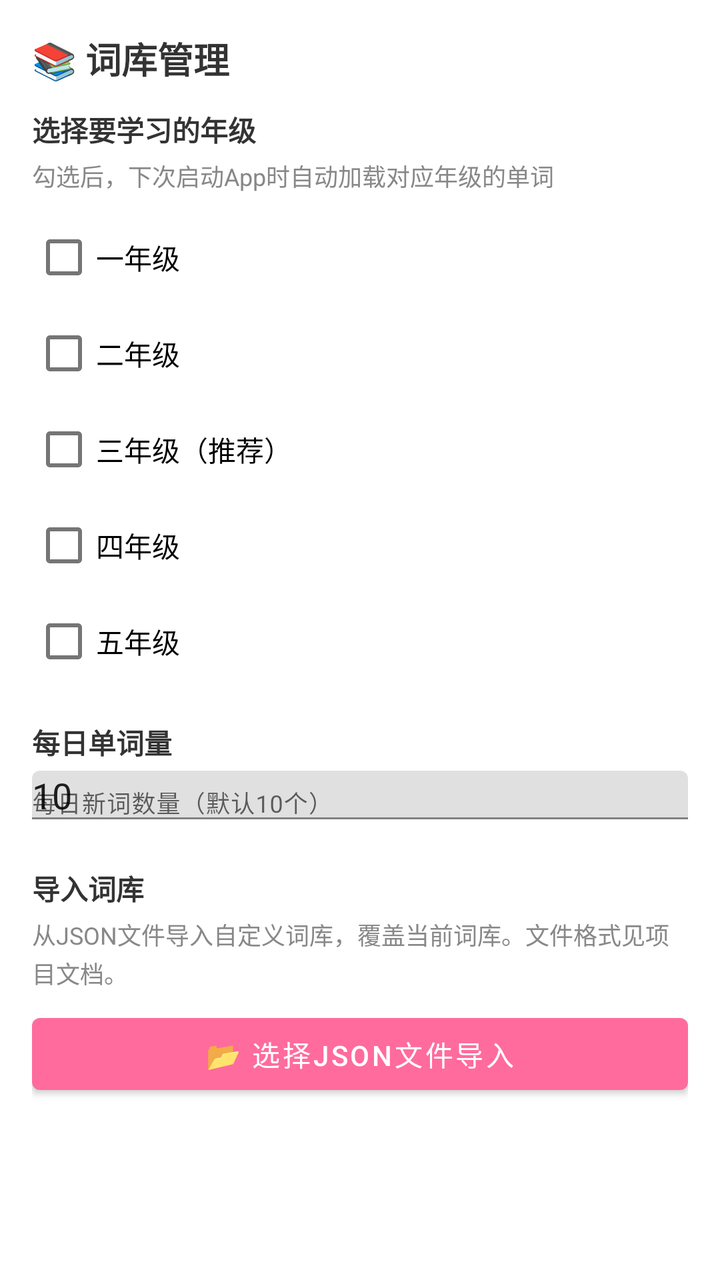
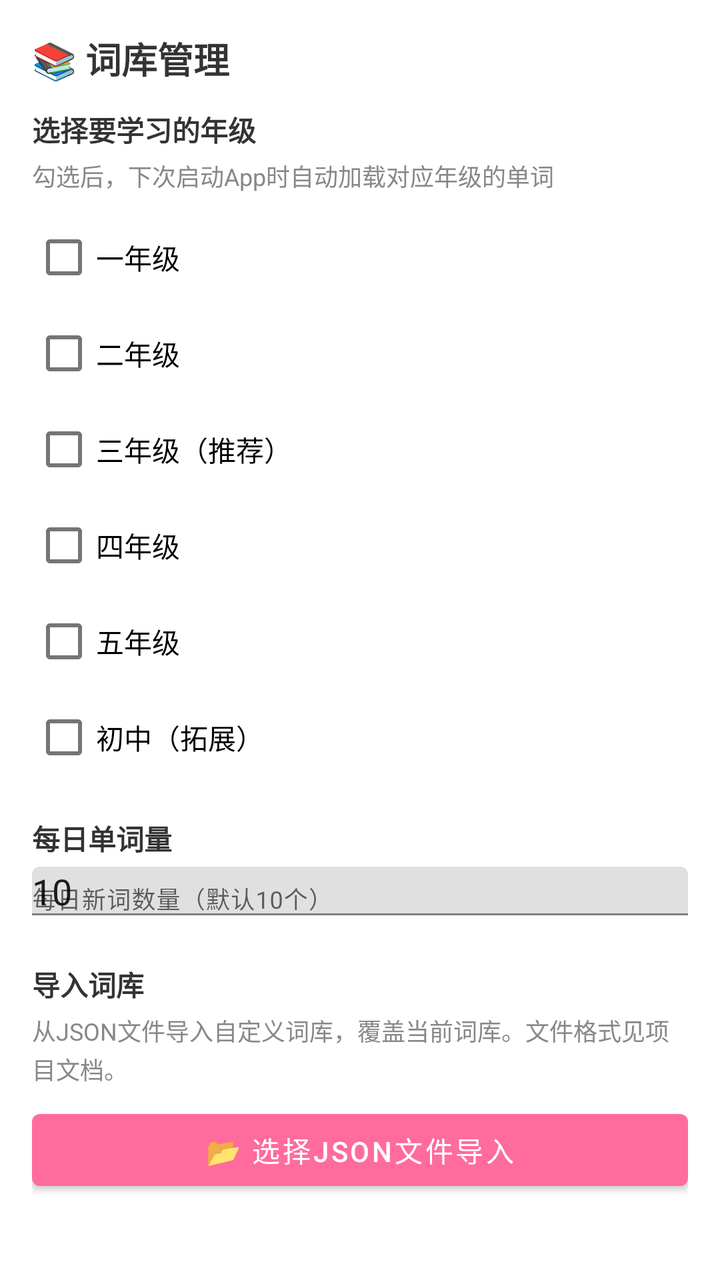

Screens rendered from an Android XML layout before and after an edit, with the pre-edit source and the edit as a unified diff.
<!-- AndroidManifest.xml: application theme Theme.HabitTracker -->
<!-- res/layout/dialog_wordbank.xml -->
<?xml version="1.0" encoding="utf-8"?>
<ScrollView xmlns:android="http://schemas.android.com/apk/res/android"
    android:layout_width="match_parent"
    android:layout_height="wrap_content">

    <LinearLayout
        android:layout_width="match_parent"
        android:layout_height="wrap_content"
        android:orientation="vertical"
        android:padding="16dp">

        <TextView
            android:layout_width="match_parent"
            android:layout_height="wrap_content"
            android:text="📚 词库管理"
            android:textSize="18sp"
            android:textStyle="bold"
            android:textColor="@color/text_primary"
            android:layout_marginBottom="12dp" />

        
        <TextView
            android:layout_width="match_parent"
            android:layout_height="wrap_content"
            android:text="选择要学习的年级"
            android:textSize="14sp"
            android:textStyle="bold"
            android:textColor="@color/text_primary"
            android:layout_marginBottom="4dp" />

        <TextView
            android:layout_width="match_parent"
            android:layout_height="wrap_content"
            android:text="勾选后，下次启动App时自动加载对应年级的单词"
            android:textSize="12sp"
            android:textColor="@color/text_secondary"
            android:layout_marginBottom="8dp" />

        <CheckBox
            android:id="@+id/cb_grade1"
            android:layout_width="match_parent"
            android:layout_height="wrap_content"
            android:text="一年级"
            android:textSize="14sp" />

        <CheckBox
            android:id="@+id/cb_grade2"
            android:layout_width="match_parent"
            android:layout_height="wrap_content"
            android:text="二年级"
            android:textSize="14sp" />

        <CheckBox
            android:id="@+id/cb_grade3"
            android:layout_width="match_parent"
            android:layout_height="wrap_content"
            android:text="三年级（推荐）"
            android:textSize="14sp" />

        <CheckBox
            android:id="@+id/cb_grade4"
            android:layout_width="match_parent"
            android:layout_height="wrap_content"
            android:text="四年级"
            android:textSize="14sp" />

        <CheckBox
            android:id="@+id/cb_grade5"
            android:layout_width="match_parent"
            android:layout_height="wrap_content"
            android:text="五年级"
            android:textSize="14sp" />

        
        <TextView
            android:layout_width="match_parent"
            android:layout_height="wrap_content"
            android:text="每日单词量"
            android:textSize="14sp"
            android:textStyle="bold"
            android:textColor="@color/text_primary"
            android:layout_marginTop="16dp"
            android:layout_marginBottom="4dp" />

        <com.google.android.material.textfield.TextInputLayout
            android:layout_width="match_parent"
            android:layout_height="wrap_content"
            android:hint="每日新词数量（默认10个）"
            android:layout_marginBottom="16dp">

            <android.widget.EditText
                android:id="@+id/et_daily_words"
                android:layout_width="match_parent"
                android:layout_height="wrap_content"
                android:inputType="number"
                android:text="10" />

        </com.google.android.material.textfield.TextInputLayout>

        
        <TextView
            android:layout_width="match_parent"
            android:layout_height="wrap_content"
            android:text="导入词库"
            android:textSize="14sp"
            android:textStyle="bold"
            android:textColor="@color/text_primary"
            android:layout_marginTop="8dp"
            android:layout_marginBottom="4dp" />

        <TextView
            android:layout_width="match_parent"
            android:layout_height="wrap_content"
            android:text="从JSON文件导入自定义词库，覆盖当前词库。文件格式见项目文档。"
            android:textSize="12sp"
            android:textColor="@color/text_secondary"
            android:lineSpacingExtra="2dp"
            android:layout_marginBottom="8dp" />

        <Button
            android:id="@+id/btn_import_wordbank"
            android:layout_width="match_parent"
            android:layout_height="48dp"
            android:text="📂 选择JSON文件导入"
            android:textSize="14sp" />

    </LinearLayout>
</ScrollView>
<!-- resources referenced by this layout -->
<resources>
  <color name="text_primary">#333333</color>
  <color name="text_secondary">#888888</color>
  <style name="Theme.HabitTracker" parent="Theme.MaterialComponents.Light.NoActionBar">
          <item name="colorPrimary">@color/child_pink</item>
          <item name="colorPrimaryVariant">@color/child_pink_light</item>
          <item name="colorOnPrimary">@color/white</item>
          <item name="colorSecondary">@color/child_green</item>
          <item name="android:statusBarColor">@color/child_pink_light</item>
      </style>
  <color name="child_pink">#FF6B9D</color>
  <color name="child_pink_light">#FFF0F5</color>
  <color name="white">#FFFFFF</color>
  <color name="child_green">#4CAF50</color>
</resources>

<!-- the commit's change to res/layout/dialog_wordbank.xml (unified diff, before → after) -->
@@ -71,6 +71,13 @@
             android:text="五年级"
             android:textSize="14sp" />
 
+        <CheckBox
+            android:id="@+id/cb_grade_junior"
+            android:layout_width="match_parent"
+            android:layout_height="wrap_content"
+            android:text="初中（拓展）"
+            android:textSize="14sp" />
+
         
         <TextView
             android:layout_width="match_parent"
